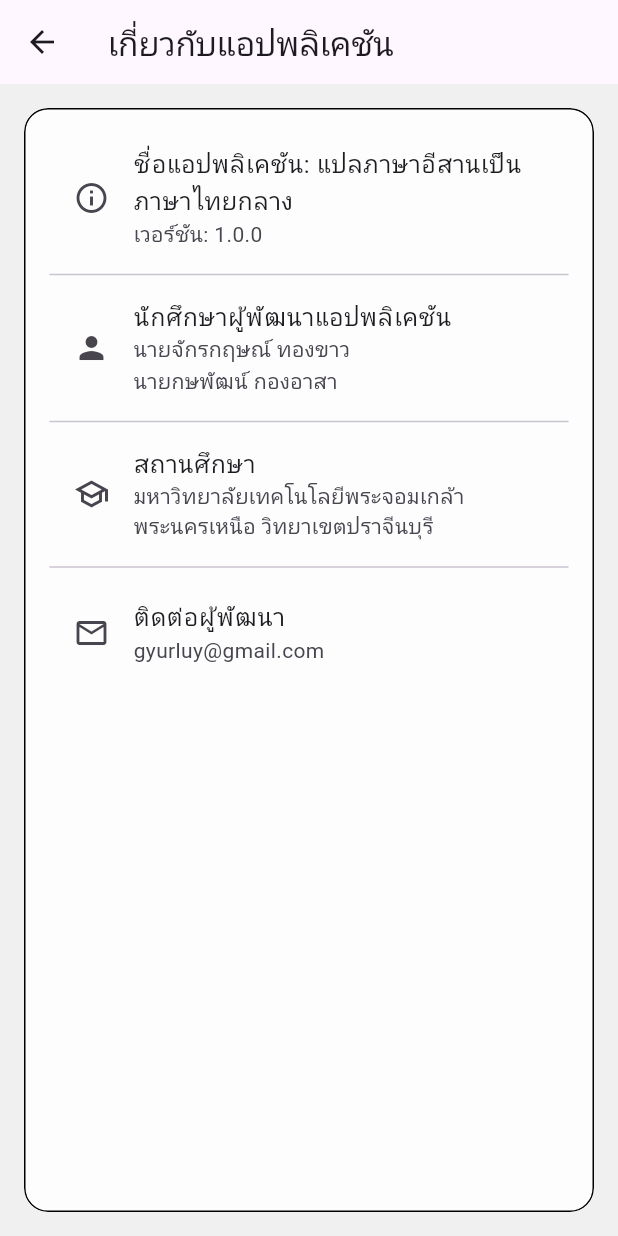
After one commit to JK005/northeastern-translator, a Flutter app: the screen it shows after launch, after a tap on the "menu" icon, after a tap on "เกี่ยวกับแอป", on a phone screen of 412 x 824 dp. The commit adds this screen. Run offline on Flutter 3.47's test engine with Material 3 defaults, Android fonts, the phone set to English and light mode, and no system bars; our stand-ins replace flutter_screenutil, flutter_tts, permission_handler, share_plus, shared_preferences, speech_to_text.

Commit message:
long commit

```diff
--- /dev/null
+++ b/myproject/lib/about_page.dart
@@ -0,0 +1,60 @@
+import 'package:flutter/material.dart';
+import 'dart:ui';
+
+class AboutPage extends StatelessWidget {
+  const AboutPage({super.key});
+
+  @override
+  Widget build(BuildContext context) {
+    return Scaffold(
+      appBar: AppBar(title: const Text("เกี่ยวกับแอปพลิเคชัน")),
+      body: Padding(
+        padding: const EdgeInsets.all(16),
+        child: ClipRRect(
+          borderRadius: BorderRadius.circular(16),
+          child: BackdropFilter(
+            filter: ImageFilter.blur(sigmaX: 10, sigmaY: 10),
+            child: Container(
+              decoration: BoxDecoration(
+                color: Colors.white.withOpacity(0.85),
+                borderRadius: BorderRadius.circular(16),
+                border: Border.all(color: Colors.black),
+              ),
+              child: ListView(
+                padding: const EdgeInsets.all(16),
+                children: [
+                  const ListTile(
+                    leading: Icon(Icons.info_outline),
+                    title: Text("ชื่อแอปพลิเคชัน: แปลภาษาอีสานเป็นภาษาไทยกลาง"),
+                    subtitle: Text("เวอร์ชัน: 1.0.0"),
+                  ),
+                  const Divider(),
+                  const ListTile(
+                    leading: Icon(Icons.person),
+                    title: Text("นักศึกษาผู้พัฒนาแอปพลิเคชัน"),
+                    subtitle: Text("นายจักรกฤษณ์ ทองขาว\nนายกษพัฒน์ กองอาสา"),
+                  ),
+                  const Divider(),
+                  const ListTile(
+                    leading: Icon(Icons.school_outlined),
+                    title: Text("สถานศึกษา"),
+                    subtitle: Text("มหาวิทยาลัยเทคโนโลยีพระจอมเกล้าพระนครเหนือ วิทยาเขตปราจีนบุรี"),
+                  ),
+                  const Divider(),
+                  ListTile(
+                    leading: const Icon(Icons.email_outlined),
+                    title: const Text("ติดต่อผู้พัฒนา"),
+                    subtitle: const Text("gyurluy@gmail.com"),
+                    onTap: () {
+                      // เปิดอีเมล
+                    },
+                  ),
+                ],
+              ),
+            ),
+          ),
+        ),
+      ),
+    );
+  }
+}
--- a/myproject/lib/screens/main_screen.dart
+++ b/myproject/lib/screens/main_screen.dart
@@ -3,6 +3,8 @@ import 'package:flutter/material.dart';
 import 'package:flutter/services.dart';
 import 'package:flutter_tts/flutter_tts.dart';
 import 'package:http/http.dart' as http;
+import 'package:myproject/about_page.dart';
+import 'package:myproject/limitation_page.dart';
 import 'package:myproject/services/api_service.dart';
 import 'package:shared_preferences/shared_preferences.dart';
 import 'dart:convert';
@@ -60,7 +62,9 @@ class _TranslatorScreenState extends State<TranslatorScreen> {
   String listen = 'กำลังรอฟัง...';
   List<Map<String, String>> favoriteWords = [];
   bool isFavorite = false;
+  // ignore: unused_field
   String _sttBuffer = '';
+  // ignore: unused_field
   final String _lastFinal = '';
 
   @override
@@ -383,14 +387,21 @@ class _TranslatorScreenState extends State<TranslatorScreen> {
         ),
         ListTile(
           leading: const Icon(Icons.info_outline),
-          title: const Text("เวอร์ชันแอป"),
-          subtitle: const Text("v1.0.0"),
+          title: const Text("เกี่ยวกับแอป"),
+          onTap: () {
+            Navigator.of(context).push(
+              MaterialPageRoute(builder: (_) => const AboutPage()),
+            );
+          },
         ),
         ListTile(
-          leading: const Icon(Icons.feedback_outlined),
-          title: const Text("ส่งคำแนะนำ"),
+          leading: const Icon(Icons.warning_amber_outlined),
+          title: const Text("ข้อจำกัดของแอปพลิเคชัน"),
+          trailing: const Icon(Icons.arrow_forward_ios, size: 16),
           onTap: () {
-            // เปิดหน้า feedback หรือส่งอีเมล
+            Navigator.of(context).push(
+              MaterialPageRoute(builder: (_) => const LimitationPage()),
+            );
           },
         ),
       ],
@@ -457,6 +468,7 @@ class _TranslatorScreenState extends State<TranslatorScreen> {
             duration: const Duration(milliseconds: 300),
             height: 180.h,
             decoration: BoxDecoration(
+              // ignore: deprecated_member_use
               color: Colors.white.withOpacity(0.85),
               borderRadius: BorderRadius.circular(16.r),
               border: Border.all(color: Colors.black, width: 1.5), // กรอบสีดำ
--- a/myproject/pubspec.yaml
+++ b/myproject/pubspec.yaml
@@ -35,7 +35,7 @@ dependencies:
   # Use with the CupertinoIcons class for iOS style icons.
   cupertino_icons: ^1.0.8
   flutter_tts: ^4.2.2
-  http: ^1.3.0
+  http: ^0.13.6
   speech_to_text: ^7.3.0
   flutter_screenutil: ^5.8.4
   permission_handler: ^11.0.0
```
Also changed, not shown: myproject/lib/limitation_page.dart (added, +35 -0 lines), myproject/pubspec.lock.
